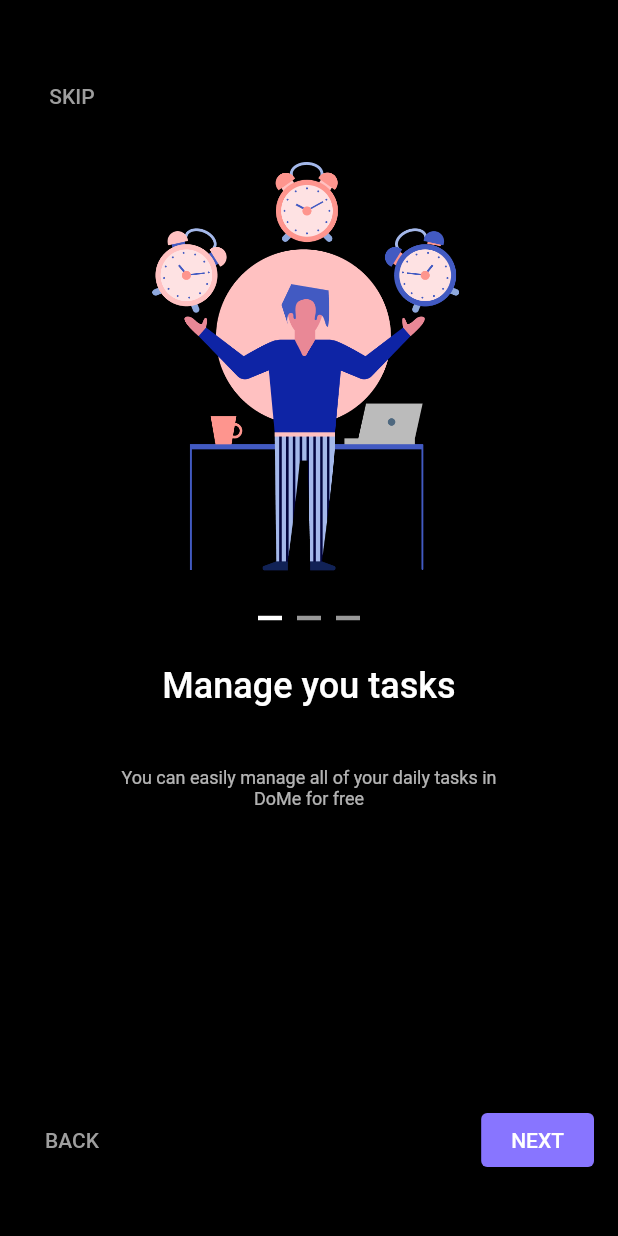
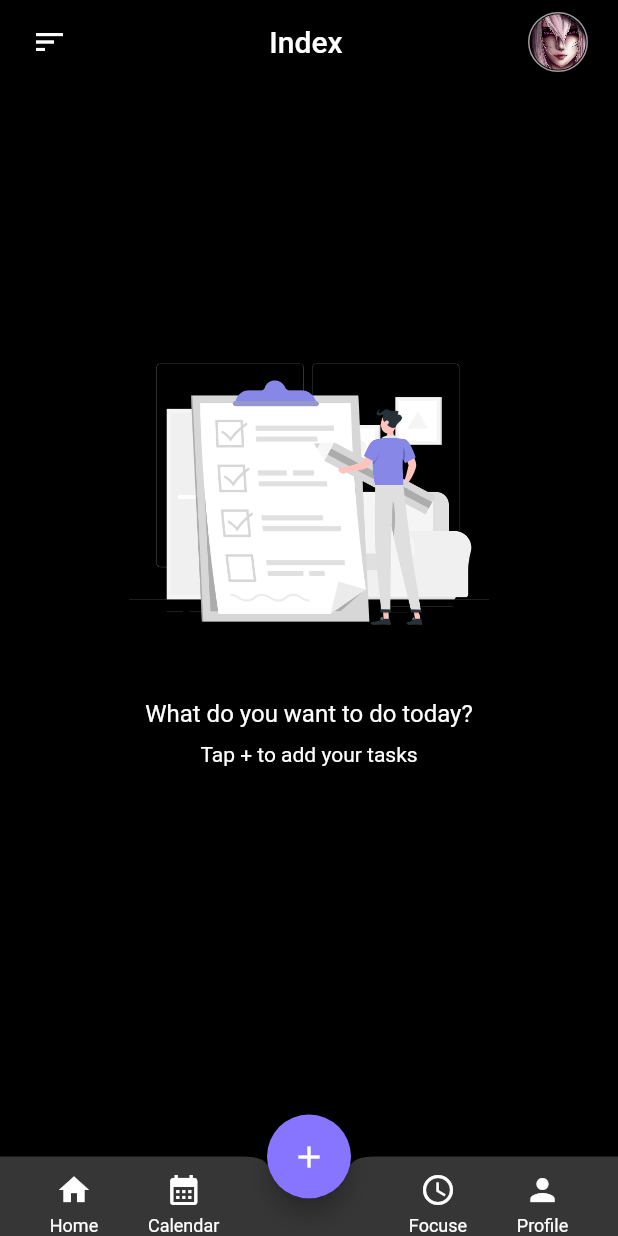
Before and after one commit to luongtsu/Flutter_demo_todo_list, a Flutter app: the OnboardScreen screen opened directly, after a tap on "SKIP", on a phone screen of 412 x 824 dp. Run offline on Flutter 3.47's test engine with Material 2 defaults, Android fonts, the phone set to English and light mode, and no system bars.

Commit message:
update homescreen

```diff
--- a/lib/dashboard_screen.dart
+++ b/lib/features/home/dashboard_screen.dart
@@ -2,7 +2,8 @@
 import 'package:flutter/material.dart';
 import 'package:flutter_login_homwork3/models/profile.dart';
 import 'package:flutter_login_homwork3/ui_components/info_display_row.dart';
-import 'package:flutter_login_homwork3/update_info_screen.dart';
+
+import 'update_info_screen.dart';
 
 class DashboardScreen extends StatefulWidget {
   const DashboardScreen(this._userProfile, {Key? key}) : super(key: key);
--- a/lib/features/home/home_screen.dart
+++ b/lib/features/home/home_screen.dart
@@ -1,5 +1,7 @@
 import 'package:flutter/material.dart';
 import 'package:flutter_login_homwork3/models/onboard_entry.dart';
+import 'package:flutter_login_homwork3/ui_components/no_task.dart';
+import 'package:flutter_login_homwork3/ui_components/tabbar_item.dart';
 import 'package:flutter_login_homwork3/utils/constant.dart';
 import 'package:flutter_login_homwork3/gen/assets.gen.dart';
 
@@ -13,33 +15,6 @@
 class _HomeScreenState extends State<HomeScreen> {
 
   int _selectedIndex = 0;
-  static const TextStyle optionStyle = TextStyle(
-    fontSize: 30,
-    fontWeight: FontWeight.bold
-  );
-
-  static const List<Widget> _widgetOptions = <Widget>[
-    Text(
-      'Index 0: Home',
-      style: optionStyle,
-    ),
-    Text(
-      'Index 1: Business',
-      style: optionStyle,
-    ),
-    Text(
-      'Index 1: Business',
-      style: optionStyle,
-    ),
-    Text(
-      'Index 2: School',
-      style: optionStyle,
-    ),
-    Text(
-      'Index 3: Settings',
-      style: optionStyle,
-    ),
-  ];
 
   void _onItemTapped(int index) {
     setState(() {
@@ -50,16 +25,21 @@
   @override
   Widget build(BuildContext context) {
     return Scaffold(
+      backgroundColor: Colors.black,
       appBar: AppBar(
+        backgroundColor: Colors.black,
         title: SizedBox(
           width: double.infinity,
           child: Text('Index', textAlign: TextAlign.center,),
         ),
-        leading: IconButton(
-          onPressed: () {
-            // TODO: do smthing
-          },
-          icon: Icon(Icons.sort),
+        leading:Padding(
+          padding: EdgeInsets.fromLTRB(10, 0, 0, 0),
+          child: IconButton(
+            onPressed: () {
+              // TODO: do smthing
+            },
+            icon: Icon(Icons.sort),
+          ),
         ),
         actions: [
           GestureDetector(
@@ -85,11 +65,12 @@
               ),
             ),
           ),
-          SizedBox(width: 10,),
+          SizedBox(width: 20,),
         ],
       ),
-      body: Center(
-        child: _widgetOptions.elementAt(_selectedIndex),
+      body: Container(
+        color: Colors.black,
+        child: NoTask(),
       ),
       floatingActionButton: FloatingActionButton(
         onPressed: () {
@@ -103,18 +84,30 @@
       //floating action button position to center
 
       bottomNavigationBar: BottomAppBar( //bottom navigation bar on scaffold
-        color:Colors.grey,
+        color:Constant.barBackground,
         shape: CircularNotchedRectangle(), //shape of notch
         notchMargin: 0, //notche margin between floating button and bottom appbar
         child: Row( //children inside bottom appbar
           mainAxisSize: MainAxisSize.max,
           mainAxisAlignment: MainAxisAlignment.spaceEvenly,
           children: <Widget>[
-            IconButton(icon: Icon(Icons.home, color: Colors.white, ), onPressed: () { _onItemTapped(0);},),
-            IconButton(icon: Icon(Icons.calendar_month, color: Colors.white,), onPressed: () {_onItemTapped(1);},),
+            InkWell(
+              onTap: () { _onItemTapped(0);},
+              child: const TabItemWithText("Home", Icons.home),
+            ),
+            InkWell(
+              onTap: () { _onItemTapped(0);},
+              child: const TabItemWithText("Calendar", Icons.calendar_month),
+            ),
             SizedBox(width: 60,),
-            IconButton(icon: Icon(Icons.access_time_outlined, color: Colors.white,), onPressed: () { _onItemTapped(2);},),
-            IconButton(icon: Icon(Icons.person, color: Colors.white,), onPressed: () { _onItemTapped(3);},),
+            InkWell(
+              onTap: () { _onItemTapped(0);},
+              child: const TabItemWithText("Focuse", Icons.access_time_outlined),
+            ),
+            InkWell(
+              onTap: () { _onItemTapped(0);},
+              child: const TabItemWithText("Profile", Icons.person),
+            ),
           ],
         ),
       ),
--- a/lib/main.dart
+++ b/lib/features/home/main.dart
@@ -1,10 +1,5 @@
 import 'package:flutter/material.dart';
-import 'package:flutter_login_homwork3/sign_in_screen.dart';
-
-import 'features/home/home_screen.dart';
-import 'features/intro/intro_screen.dart';
-import 'features/intro/onboard_screen.dart';
-import 'features/intro/start_screen.dart';
+import '../intro/intro_screen.dart';
 
 void main() {
   runApp(const MyApp());
@@ -21,7 +16,7 @@
       theme: ThemeData(
         primarySwatch: Colors.blue,
       ),
-      home: const HomeScreen(),
+      home: const IntroScreen(),
     );
   }
 }
--- a/lib/features/intro/onboard_screen.dart
+++ b/lib/features/intro/onboard_screen.dart
@@ -1,6 +1,7 @@
 import 'dart:math';
 
 import 'package:flutter/material.dart';
+import 'package:flutter_login_homwork3/features/home/home_screen.dart';
 import 'package:flutter_login_homwork3/models/onboard_entry.dart';
 import 'package:flutter_login_homwork3/utils/constant.dart';
 
@@ -23,9 +24,22 @@
   }
 
   void showNext() {
-    setState(() {
-      _currentIndex = min(_currentIndex + 1, 2);
-    });
+    if (_currentIndex < 2) {
+      setState(() {
+        _currentIndex += 1;
+      });
+    } else {
+      showHome();
+    }
+
+  }
+
+  void showHome() {
+    Navigator.pushReplacement(context, MaterialPageRoute<void>(
+        builder: (BuildContext context) {
+          return const HomeScreen();
+        }),
+    );
   }
 
   @override
@@ -33,55 +47,54 @@
     return Scaffold(
       backgroundColor: Colors.black,
       body: Padding(
-        padding: EdgeInsets.fromLTRB(16, 0, 16, 0),
+        padding: const EdgeInsets.fromLTRB(16, 0, 16, 0),
         child: Column(
           mainAxisAlignment: MainAxisAlignment.center,
           crossAxisAlignment: CrossAxisAlignment.center,
           children: [
-            SizedBox(height: 40,),
+            const SizedBox(height: 40,),
             Row(
               children: [
                 TextButton(
                   onPressed: () {
-                    // TODO
+                    showHome();
                   },
-                  child: Text("SKIP", style: TextStyle(color: Colors.grey),),
+                  child: const Text("SKIP", style: TextStyle(color: Colors.grey),),
                 ),
-                Spacer(),
+                const Spacer(),
               ],
             ),
             Expanded(
               flex: 1,
               child: Center(
-
                 child: Padding(
-                  padding: EdgeInsets.all(20),
+                  padding: const EdgeInsets.all(20),
                   child: _entries[_currentIndex].displayImage,
                 ),
               ),
             ),
             Padding(
-              padding: EdgeInsets.all(10),
+              padding: const EdgeInsets.all(10),
               child: SizedBox(
                 height: 3,
                 child: Row(
                   children: [
-                    Spacer(),
+                    const Spacer(),
                     Container(
                       width: 16,
                       color: _currentIndex == 0 ? Colors.white : Colors.white60,
                     ),
-                    SizedBox(width: 10),
+                    const SizedBox(width: 10),
                     Container(
                       width: 16,
                       color: _currentIndex == 1 ? Colors.white : Colors.white60,
                     ),
-                    SizedBox(width: 10),
+                    const SizedBox(width: 10),
                     Container(
                       width: 16,
                       color: _currentIndex == 2 ? Colors.white : Colors.white60,
                     ),
-                    Spacer(),
+                    const Spacer(),
                   ],
                 ),
               ),
@@ -91,14 +104,14 @@
                 child: Column(
                   children: [
                     Padding(
-                      padding: EdgeInsets.all(20),
-                      child:  Text(_entries[_currentIndex].title, style: TextStyle(fontSize: 24, fontWeight: FontWeight.w500, color: Colors.white),),
+                      padding: const EdgeInsets.all(20),
+                      child:  Text(_entries[_currentIndex].title, style: const TextStyle(fontSize: 24, fontWeight: FontWeight.w500, color: Colors.white),),
                     ),
                     Padding(
-                      padding: EdgeInsets.fromLTRB(60, 20, 60, 20),
-                      child:  Text(_entries[_currentIndex].description, style: TextStyle(fontSize: 12, fontWeight: FontWeight.normal, color: Colors.white70,), textAlign: TextAlign.center,),
+                      padding: const EdgeInsets.fromLTRB(60, 20, 60, 20),
+                      child:  Text(_entries[_currentIndex].description, style: const TextStyle(fontSize: 12, fontWeight: FontWeight.normal, color: Colors.white70,), textAlign: TextAlign.center,),
                     ),
-                    Spacer(),
+                    const Spacer(),
                   ],
                 ),
             ),
@@ -108,9 +121,9 @@
                   onPressed: () {
                     showPrevious();
                   },
-                  child: Text("BACK", style: TextStyle(color: Colors.grey),),
+                  child: const Text("BACK", style: TextStyle(color: Colors.grey),),
                 ),
-                Spacer(),
+                const Spacer(),
                 TextButton(
                   style: TextButton.styleFrom(
                     backgroundColor: Constant.purple,
@@ -125,7 +138,7 @@
                 ),
               ],
             ),
-            SizedBox(height: 40,),
+            const SizedBox(height: 40,),
           ],
         ),
       ),
--- a/lib/sign_in_screen.dart
+++ b/lib/features/signin/sign_in_screen.dart
@@ -3,7 +3,7 @@
 import 'package:flutter_login_homwork3/models/profile.dart';
 import 'package:flutter_login_homwork3/utils/util.dart';
 
-import 'dashboard_screen.dart';
+import '../home/dashboard_screen.dart';
 
 class SignInScreen extends StatefulWidget {
   const SignInScreen({Key? key}) : super(key: key);
--- /dev/null
+++ b/lib/ui_components/no_task.dart
@@ -0,0 +1,31 @@
+import 'package:flutter_login_homwork3/gen/assets.gen.dart';
+import 'package:flutter/material.dart';
+
+class NoTask extends StatelessWidget {
+  const NoTask({Key? key}) : super(key: key);
+
+  @override
+  Widget build(BuildContext context) {
+    return Column(
+      mainAxisAlignment: MainAxisAlignment.center,
+      crossAxisAlignment: CrossAxisAlignment.center,
+      children: [
+        const Spacer(flex: 2,),
+        SizedBox(
+          width: double.infinity,
+          height: 240,
+          child: Assets.images.checklist.image(),
+        ),
+        const Padding(
+          padding: EdgeInsets.all(10),
+          child:  Text("What do you want to do today?", style: TextStyle(fontSize: 16, color: Colors.white,),),
+        ),
+        const Padding(
+          padding: EdgeInsets.fromLTRB(60, 0, 60, 20),
+          child:  Text("Tap + to add your tasks", style: TextStyle(fontSize: 14, color: Colors.white,),),
+        ),
+        const Spacer(flex: 3,),
+      ],
+    );
+  }
+}
--- /dev/null
+++ b/lib/ui_components/tabbar_item.dart
@@ -0,0 +1,22 @@
+import 'package:flutter/material.dart';
+
+class TabItemWithText extends StatelessWidget {
+  const TabItemWithText(this._title, this._iconData, {Key? key}) : super(key: key);
+
+  final String _title;
+  final IconData _iconData;
+
+  @override
+  Widget build(BuildContext context) {
+    return Column(
+      mainAxisSize: MainAxisSize.min,
+      children: [
+        Padding(
+          padding: const EdgeInsets.fromLTRB(0, 10, 0, 5),
+          child: Icon(_iconData, color: Colors.white,),
+        ),
+        Text(_title, style: const TextStyle(fontSize: 12, color: Colors.white),),
+      ],
+    );
+  }
+}
--- a/lib/utils/constant.dart
+++ b/lib/utils/constant.dart
@@ -3,6 +3,7 @@
 class Constant {
   static Color purple = Color(0xFF8875FF);
   static Color black = Color(0xFFE5E5E5);
+  static Color barBackground = Color(0xFF363636);
   static Color categoryColor1 = Color(0xFFC9CC41);
   static Color categoryColor2 = Color(0xFF66CC41);
   static Color categoryColor3 = Color(0xFF41CCA7);
```
Also changed, not shown: lib/features/intro/intro_screen.dart (+9 -5 lines), lib/features/home/update_info_screen.dart (renamed from lib/update_info_screen.dart), 1 other file.
